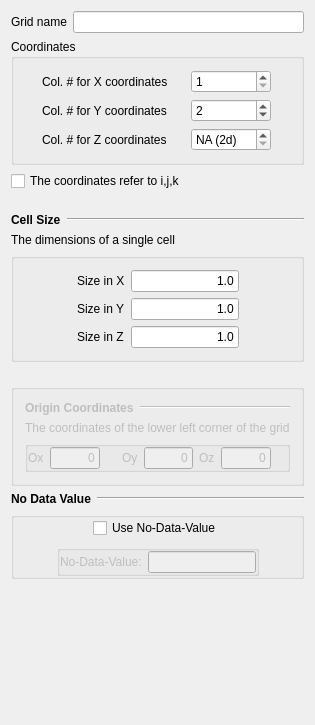
The window that GsTLAppli/filters/gslib/gslibmaskedimport.ui (fnavarrov/SGeMS) describes before a commit, drawn with Qt 5.
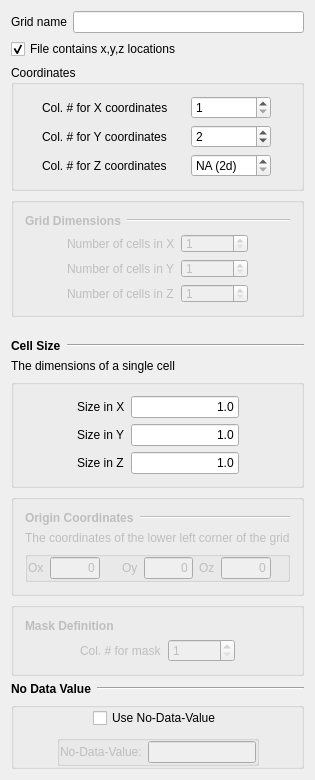
The same window after the commit.

What changed in the file:
```diff
--- a/GsTLAppli/filters/gslib/gslibmaskedimport.ui
+++ b/GsTLAppli/filters/gslib/gslibmaskedimport.ui
@@ -7,7 +7,7 @@
     <x>0</x>
     <y>0</y>
     <width>305</width>
-    <height>725</height>
+    <height>724</height>
    </rect>
   </property>
   <property name="windowTitle">
@@ -47,6 +47,16 @@
      </item>
     </layout>
    </item>
+   <item>
+    <widget class="QCheckBox" name="is_xyz_locations_">
+     <property name="text">
+      <string>File contains x,y,z locations</string>
+     </property>
+     <property name="checked">
+      <bool>true</bool>
+     </property>
+    </widget>
+   </item>
    <item>
     <widget class="QGroupBox" name="xyz_column">
      <property name="enabled">
@@ -183,10 +193,219 @@
     </widget>
    </item>
    <item>
-    <widget class="QCheckBox" name="is_ijk_coords_">
-     <property name="text">
-      <string>The coordinates refer to i,j,k</string>
+    <widget class="QGroupBox" name="nxyz_groupBox">
+     <property name="enabled">
+      <bool>false</bool>
      </property>
+     <property name="maximumSize">
+      <size>
+       <width>32767</width>
+       <height>120</height>
+      </size>
+     </property>
+     <property name="title">
+      <string/>
+     </property>
+     <layout class="QGridLayout" name="gridLayout_2">
+      <item row="0" column="0">
+       <widget class="QLabel" name="TextLabel1">
+        <property name="sizePolicy">
+         <sizepolicy hsizetype="Fixed" vsizetype="Fixed">
+          <horstretch>0</horstretch>
+          <verstretch>0</verstretch>
+         </sizepolicy>
+        </property>
+        <property name="font">
+         <font>
+          <weight>75</weight>
+          <bold>true</bold>
+         </font>
+        </property>
+        <property name="text">
+         <string>Grid Dimensions</string>
+        </property>
+        <property name="wordWrap">
+         <bool>false</bool>
+        </property>
+       </widget>
+      </item>
+      <item row="0" column="1">
+       <widget class="Line" name="Line1_2_3">
+        <property name="sizePolicy">
+         <sizepolicy hsizetype="Minimum" vsizetype="Fixed">
+          <horstretch>0</horstretch>
+          <verstretch>0</verstretch>
+         </sizepolicy>
+        </property>
+        <property name="frameShape">
+         <enum>QFrame::HLine</enum>
+        </property>
+        <property name="frameShadow">
+         <enum>QFrame::Sunken</enum>
+        </property>
+       </widget>
+      </item>
+      <item row="1" column="0" colspan="2">
+       <layout class="QHBoxLayout" name="horizontalLayout">
+        <item>
+         <spacer name="Spacer9">
+          <property name="orientation">
+           <enum>Qt::Horizontal</enum>
+          </property>
+          <property name="sizeType">
+           <enum>QSizePolicy::Expanding</enum>
+          </property>
+          <property name="sizeHint" stdset="0">
+           <size>
+            <width>20</width>
+            <height>20</height>
+           </size>
+          </property>
+         </spacer>
+        </item>
+        <item>
+         <layout class="QGridLayout" name="_4">
+          <property name="margin">
+           <number>0</number>
+          </property>
+          <property name="spacing">
+           <number>6</number>
+          </property>
+          <item row="0" column="0">
+           <widget class="QLabel" name="TextLabel4_6">
+            <property name="sizePolicy">
+             <sizepolicy hsizetype="Fixed" vsizetype="Preferred">
+              <horstretch>0</horstretch>
+              <verstretch>0</verstretch>
+             </sizepolicy>
+            </property>
+            <property name="text">
+             <string>Number of cells in X</string>
+            </property>
+            <property name="wordWrap">
+             <bool>false</bool>
+            </property>
+           </widget>
+          </item>
+          <item row="1" column="1">
+           <widget class="QSpinBox" name="ny_">
+            <property name="sizePolicy">
+             <sizepolicy hsizetype="Maximum" vsizetype="Fixed">
+              <horstretch>0</horstretch>
+              <verstretch>0</verstretch>
+             </sizepolicy>
+            </property>
+            <property name="maximumSize">
+             <size>
+              <width>80</width>
+              <height>32767</height>
+             </size>
+            </property>
+            <property name="minimum">
+             <number>1</number>
+            </property>
+            <property name="maximum">
+             <number>1000000000</number>
+            </property>
+           </widget>
+          </item>
+          <item row="2" column="1">
+           <widget class="QSpinBox" name="nz_">
+            <property name="sizePolicy">
+             <sizepolicy hsizetype="Maximum" vsizetype="Fixed">
+              <horstretch>0</horstretch>
+              <verstretch>0</verstretch>
+             </sizepolicy>
+            </property>
+            <property name="maximumSize">
+             <size>
+              <width>80</width>
+              <height>32767</height>
+             </size>
+            </property>
+            <property name="minimum">
+             <number>1</number>
+            </property>
+            <property name="maximum">
+             <number>1000000000</number>
+            </property>
+           </widget>
+          </item>
+          <item row="1" column="0">
+           <widget class="QLabel" name="TextLabel4_7">
+            <property name="sizePolicy">
+             <sizepolicy hsizetype="Fixed" vsizetype="Preferred">
+              <horstretch>0</horstretch>
+              <verstretch>0</verstretch>
+             </sizepolicy>
+            </property>
+            <property name="text">
+             <string>Number of cells in Y</string>
+            </property>
+            <property name="wordWrap">
+             <bool>false</bool>
+            </property>
+           </widget>
+          </item>
+          <item row="0" column="1">
+           <widget class="QSpinBox" name="nx_">
+            <property name="sizePolicy">
+             <sizepolicy hsizetype="Maximum" vsizetype="Fixed">
+              <horstretch>0</horstretch>
+              <verstretch>0</verstretch>
+             </sizepolicy>
+            </property>
+            <property name="maximumSize">
+             <size>
+              <width>80</width>
+              <height>32767</height>
+             </size>
+            </property>
+            <property name="minimum">
+             <number>1</number>
+            </property>
+            <property name="maximum">
+             <number>100000000</number>
+            </property>
+           </widget>
+          </item>
+          <item row="2" column="0">
+           <widget class="QLabel" name="TextLabel4_8">
+            <property name="sizePolicy">
+             <sizepolicy hsizetype="Fixed" vsizetype="Preferred">
+              <horstretch>0</horstretch>
+              <verstretch>0</verstretch>
+             </sizepolicy>
+            </property>
+            <property name="text">
+             <string>Number of cells in Z</string>
+            </property>
+            <property name="wordWrap">
+             <bool>false</bool>
+            </property>
+           </widget>
+          </item>
+         </layout>
+        </item>
+        <item>
+         <spacer name="Spacer8">
+          <property name="orientation">
+           <enum>Qt::Horizontal</enum>
+          </property>
+          <property name="sizeType">
+           <enum>QSizePolicy::Expanding</enum>
+          </property>
+          <property name="sizeHint" stdset="0">
+           <size>
+            <width>20</width>
+            <height>20</height>
+           </size>
+          </property>
+         </spacer>
+        </item>
+       </layout>
+      </item>
+     </layout>
     </widget>
    </item>
    <item>
@@ -404,22 +623,6 @@
      </layout>
     </widget>
    </item>
-   <item>
-    <spacer name="Spacer14">
-     <property name="orientation">
-      <enum>Qt::Vertical</enum>
-     </property>
-     <property name="sizeType">
-      <enum>QSizePolicy::Fixed</enum>
-     </property>
-     <property name="sizeHint" stdset="0">
-      <size>
-       <width>20</width>
-       <height>16</height>
-      </size>
-     </property>
-    </spacer>
-   </item>
    <item>
     <widget class="QGroupBox" name="origin_box">
      <property name="enabled">
@@ -624,6 +827,108 @@
      </layout>
     </widget>
    </item>
+   <item>
+    <widget class="QGroupBox" name="mask_def_box">
+     <property name="enabled">
+      <bool>false</bool>
+     </property>
+     <property name="title">
+      <string/>
+     </property>
+     <layout class="QVBoxLayout" name="verticalLayout">
+      <item>
+       <widget class="QLabel" name="TextLabel1_2_2_2_3">
+        <property name="sizePolicy">
+         <sizepolicy hsizetype="Fixed" vsizetype="Fixed">
+          <horstretch>0</horstretch>
+          <verstretch>0</verstretch>
+         </sizepolicy>
+        </property>
+        <property name="font">
+         <font>
+          <weight>75</weight>
+          <bold>true</bold>
+         </font>
+        </property>
+        <property name="text">
+         <string>Mask Definition</string>
+        </property>
+        <property name="wordWrap">
+         <bool>false</bool>
+        </property>
+       </widget>
+      </item>
+      <item>
+       <layout class="QHBoxLayout" name="horizontalLayout_2">
+        <item>
+         <spacer name="horizontalSpacer">
+          <property name="orientation">
+           <enum>Qt::Horizontal</enum>
+          </property>
+          <property name="sizeHint" stdset="0">
+           <size>
+            <width>41</width>
+            <height>20</height>
+           </size>
+          </property>
+         </spacer>
+        </item>
+        <item>
+         <widget class="QLabel" name="TextLabel4_9">
+          <property name="sizePolicy">
+           <sizepolicy hsizetype="Fixed" vsizetype="Preferred">
+            <horstretch>0</horstretch>
+            <verstretch>0</verstretch>
+           </sizepolicy>
+          </property>
+          <property name="text">
+           <string>Col. # for mask</string>
+          </property>
+          <property name="wordWrap">
+           <bool>false</bool>
+          </property>
+         </widget>
+        </item>
+        <item>
+         <widget class="QSpinBox" name="mask_col_">
+          <property name="sizePolicy">
+           <sizepolicy hsizetype="Maximum" vsizetype="Fixed">
+            <horstretch>0</horstretch>
+            <verstretch>0</verstretch>
+           </sizepolicy>
+          </property>
+          <property name="maximumSize">
+           <size>
+            <width>80</width>
+            <height>32767</height>
+           </size>
+          </property>
+          <property name="minimum">
+           <number>1</number>
+          </property>
+          <property name="maximum">
+           <number>100000000</number>
+          </property>
+         </widget>
+        </item>
+        <item>
+         <spacer name="horizontalSpacer_2">
+          <property name="orientation">
+           <enum>Qt::Horizontal</enum>
+          </property>
+          <property name="sizeHint" stdset="0">
+           <size>
+            <width>41</width>
+            <height>20</height>
+           </size>
+          </property>
+         </spacer>
+        </item>
+       </layout>
+      </item>
+     </layout>
+    </widget>
+   </item>
    <item>
     <layout class="QHBoxLayout">
      <property name="spacing">
```
Left out of the diff: 74 changed lines with no effect on the pictures.
